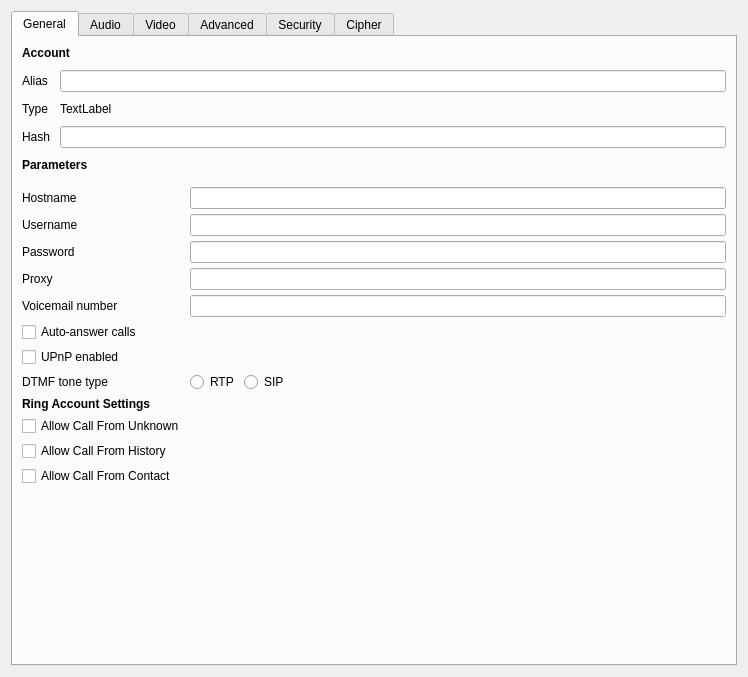
Old version of the form accountdetails.ui in the repository savoirfairelinux/jami-client-windows.
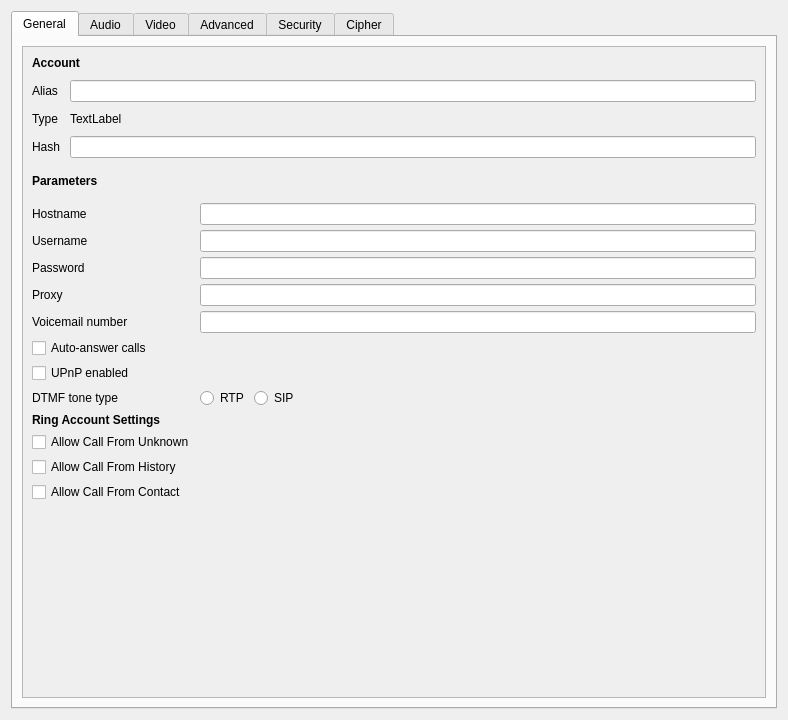
New version of the form. The open tabs and pages were chosen to show the change. Icons and pictures are not drawn.

The edit to the form file:
```diff
--- a/accountdetails.ui
+++ b/accountdetails.ui
@@ -6,20 +6,38 @@
    <rect>
     <x>0</x>
     <y>0</y>
-    <width>748</width>
-    <height>677</height>
+    <width>788</width>
+    <height>720</height>
    </rect>
   </property>
+  <property name="sizePolicy">
+   <sizepolicy hsizetype="MinimumExpanding" vsizetype="MinimumExpanding">
+    <horstretch>0</horstretch>
+    <verstretch>0</verstretch>
+   </sizepolicy>
+  </property>
   <property name="windowTitle">
    <string>Form</string>
   </property>
   <layout class="QVBoxLayout" name="verticalLayout">
    <item>
     <widget class="QTabWidget" name="tabWidget">
+     <property name="sizePolicy">
+      <sizepolicy hsizetype="MinimumExpanding" vsizetype="MinimumExpanding">
+       <horstretch>0</horstretch>
+       <verstretch>0</verstretch>
+      </sizepolicy>
+     </property>
      <property name="currentIndex">
       <number>0</number>
      </property>
      <widget class="QWidget" name="gen_tab">
+      <property name="sizePolicy">
+       <sizepolicy hsizetype="MinimumExpanding" vsizetype="MinimumExpanding">
+        <horstretch>0</horstretch>
+        <verstretch>0</verstretch>
+       </sizepolicy>
+      </property>
       <attribute name="title">
        <string>General</string>
       </attribute>
@@ -28,12 +46,33 @@
         <number>0</number>
        </property>
        <item>
+        <widget class="QScrollArea" name="scrollArea_2">
+         <property name="widgetResizable">
+          <bool>true</bool>
+         </property>
+         <widget class="QWidget" name="scrollAreaWidgetContents_2">
+          <property name="geometry">
+           <rect>
+            <x>0</x>
+            <y>0</y>
+            <width>733</width>
+            <height>667</height>
+           </rect>
+          </property>
+          <layout class="QVBoxLayout" name="verticalLayout_12">
+           <item>
         <layout class="QVBoxLayout" name="verticalLayout_5">
          <property name="spacing">
           <number>10</number>
          </property>
          <item>
           <widget class="QLabel" name="accountLabel">
+               <property name="sizePolicy">
+                <sizepolicy hsizetype="MinimumExpanding" vsizetype="Preferred">
+                 <horstretch>0</horstretch>
+                 <verstretch>0</verstretch>
+                </sizepolicy>
+               </property>
            <property name="maximumSize">
             <size>
              <width>16777215</width>
@@ -74,7 +113,14 @@
             </widget>
            </item>
            <item row="0" column="1">
-            <widget class="QLineEdit" name="lrcfg_alias"/>
+                <widget class="QLineEdit" name="lrcfg_alias">
+                 <property name="sizePolicy">
+                  <sizepolicy hsizetype="MinimumExpanding" vsizetype="Fixed">
+                   <horstretch>0</horstretch>
+                   <verstretch>0</verstretch>
+                  </sizepolicy>
+                 </property>
+                </widget>
            </item>
            <item row="2" column="0">
             <widget class="QLabel" name="hashLabel">
@@ -88,6 +134,12 @@
            </item>
            <item row="2" column="1">
             <widget class="QLineEdit" name="lrcfg_username">
+                 <property name="sizePolicy">
+                  <sizepolicy hsizetype="MinimumExpanding" vsizetype="Fixed">
+                   <horstretch>0</horstretch>
+                   <verstretch>0</verstretch>
+                  </sizepolicy>
+                 </property>
              <property name="readOnly">
               <bool>true</bool>
              </property>
@@ -95,6 +147,12 @@
            </item>
            <item row="1" column="1">
             <widget class="QLabel" name="typeValueLabel">
+                 <property name="sizePolicy">
+                  <sizepolicy hsizetype="MinimumExpanding" vsizetype="Preferred">
+                   <horstretch>0</horstretch>
+                   <verstretch>0</verstretch>
+                  </sizepolicy>
+                 </property>
              <property name="text">
               <string>TextLabel</string>
              </property>
@@ -147,10 +205,23 @@
             </widget>
            </item>
            <item row="0" column="1">
-            <widget class="QLineEdit" name="lrcfg_hostname"/>
+                <widget class="QLineEdit" name="lrcfg_hostname">
+                 <property name="sizePolicy">
+                  <sizepolicy hsizetype="MinimumExpanding" vsizetype="Fixed">
+                   <horstretch>0</horstretch>
+                   <verstretch>0</verstretch>
+                  </sizepolicy>
+                 </property>
+                </widget>
            </item>
            <item row="1" column="0">
             <widget class="QLabel" name="usernameLabel">
+                 <property name="sizePolicy">
+                  <sizepolicy hsizetype="MinimumExpanding" vsizetype="Preferred">
+                   <horstretch>0</horstretch>
+                   <verstretch>0</verstretch>
+                  </sizepolicy>
+                 </property>
              <property name="text">
               <string>Username</string>
              </property>
@@ -160,10 +231,23 @@
             </widget>
            </item>
            <item row="1" column="1">
-            <widget class="QLineEdit" name="usernameEdit"/>
+                <widget class="QLineEdit" name="usernameEdit">
+                 <property name="sizePolicy">
+                  <sizepolicy hsizetype="MinimumExpanding" vsizetype="Fixed">
+                   <horstretch>0</horstretch>
+                   <verstretch>0</verstretch>
+                  </sizepolicy>
+                 </property>
+                </widget>
            </item>
            <item row="2" column="0">
             <widget class="QLabel" name="passwordLabel">
+                 <property name="sizePolicy">
+                  <sizepolicy hsizetype="MinimumExpanding" vsizetype="Preferred">
+                   <horstretch>0</horstretch>
+                   <verstretch>0</verstretch>
+                  </sizepolicy>
+                 </property>
              <property name="text">
               <string>Password</string>
              </property>
@@ -174,6 +258,12 @@
            </item>
            <item row="2" column="1">
             <widget class="QLineEdit" name="lrcfg_password">
+                 <property name="sizePolicy">
+                  <sizepolicy hsizetype="MinimumExpanding" vsizetype="Fixed">
+                   <horstretch>0</horstretch>
+                   <verstretch>0</verstretch>
+                  </sizepolicy>
+                 </property>
              <property name="echoMode">
               <enum>QLineEdit::PasswordEchoOnEdit</enum>
              </property>
@@ -181,6 +271,12 @@
            </item>
            <item row="3" column="0">
             <widget class="QLabel" name="proxyLabel">
+                 <property name="sizePolicy">
+                  <sizepolicy hsizetype="MinimumExpanding" vsizetype="Preferred">
+                   <horstretch>0</horstretch>
+                   <verstretch>0</verstretch>
+                  </sizepolicy>
+                 </property>
              <property name="text">
               <string>Proxy</string>
              </property>
@@ -190,10 +286,23 @@
             </widget>
            </item>
            <item row="3" column="1">
-            <widget class="QLineEdit" name="lrcfg_proxy"/>
+                <widget class="QLineEdit" name="lrcfg_proxy">
+                 <property name="sizePolicy">
+                  <sizepolicy hsizetype="MinimumExpanding" vsizetype="Fixed">
+                   <horstretch>0</horstretch>
+                   <verstretch>0</verstretch>
+                  </sizepolicy>
+                 </property>
+                </widget>
            </item>
            <item row="4" column="0">
             <widget class="QLabel" name="voicemailLabel">
+                 <property name="sizePolicy">
+                  <sizepolicy hsizetype="MinimumExpanding" vsizetype="Preferred">
+                   <horstretch>0</horstretch>
+                   <verstretch>0</verstretch>
+                  </sizepolicy>
+                 </property>
              <property name="text">
               <string>Voicemail number</string>
              </property>
@@ -203,7 +312,14 @@
             </widget>
            </item>
            <item row="4" column="1">
-            <widget class="QLineEdit" name="lrcfg_mailbox"/>
+                <widget class="QLineEdit" name="lrcfg_mailbox">
+                 <property name="sizePolicy">
+                  <sizepolicy hsizetype="MinimumExpanding" vsizetype="Fixed">
+                   <horstretch>0</horstretch>
+                   <verstretch>0</verstretch>
+                  </sizepolicy>
+                 </property>
+                </widget>
            </item>
            <item row="5" column="0">
             <widget class="QCheckBox" name="lrcfg_autoAnswer">
@@ -256,6 +372,9 @@
                <property name="orientation">
                 <enum>Qt::Horizontal</enum>
                </property>
+                   <property name="sizeType">
+                    <enum>QSizePolicy::MinimumExpanding</enum>
+                   </property>
                <property name="sizeHint" stdset="0">
                 <size>
                  <width>40</width>
@@ -310,15 +429,22 @@
            <property name="orientation">
             <enum>Qt::Vertical</enum>
            </property>
+               <property name="sizeType">
+                <enum>QSizePolicy::MinimumExpanding</enum>
+               </property>
            <property name="sizeHint" stdset="0">
             <size>
-             <width>20</width>
+                 <width>0</width>
              <height>40</height>
             </size>
            </property>
           </spacer>
          </item>
         </layout>
+           </item>
+          </layout>
+         </widget>
+        </widget>
        </item>
       </layout>
      </widget>
```
Left out of the diff: 144 changed lines with no effect on the pictures. Lines whose indentation alone changed are shown as unchanged.
